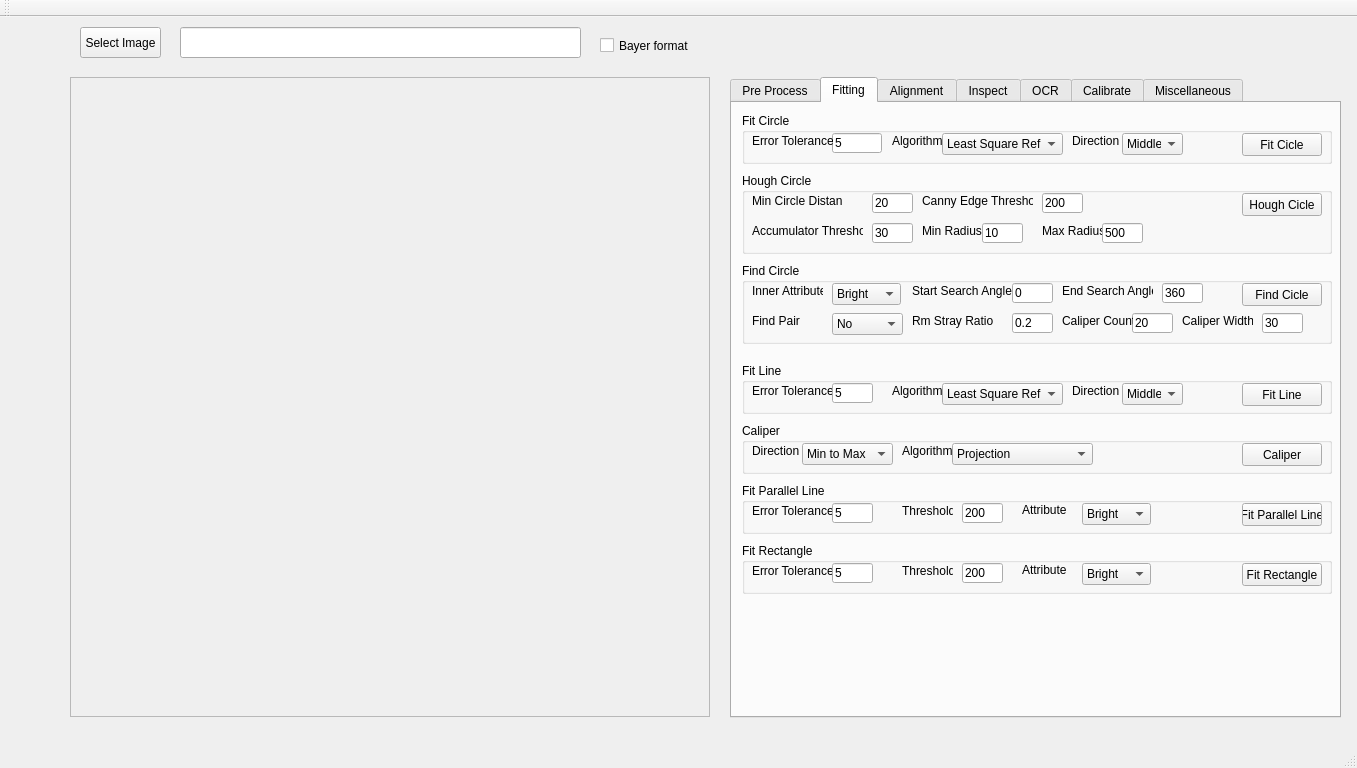
This is VisionWidget/visionwidget.ui in hceng123/VisionLibrary as Qt 5 draws it before an edit. The edited form follows.
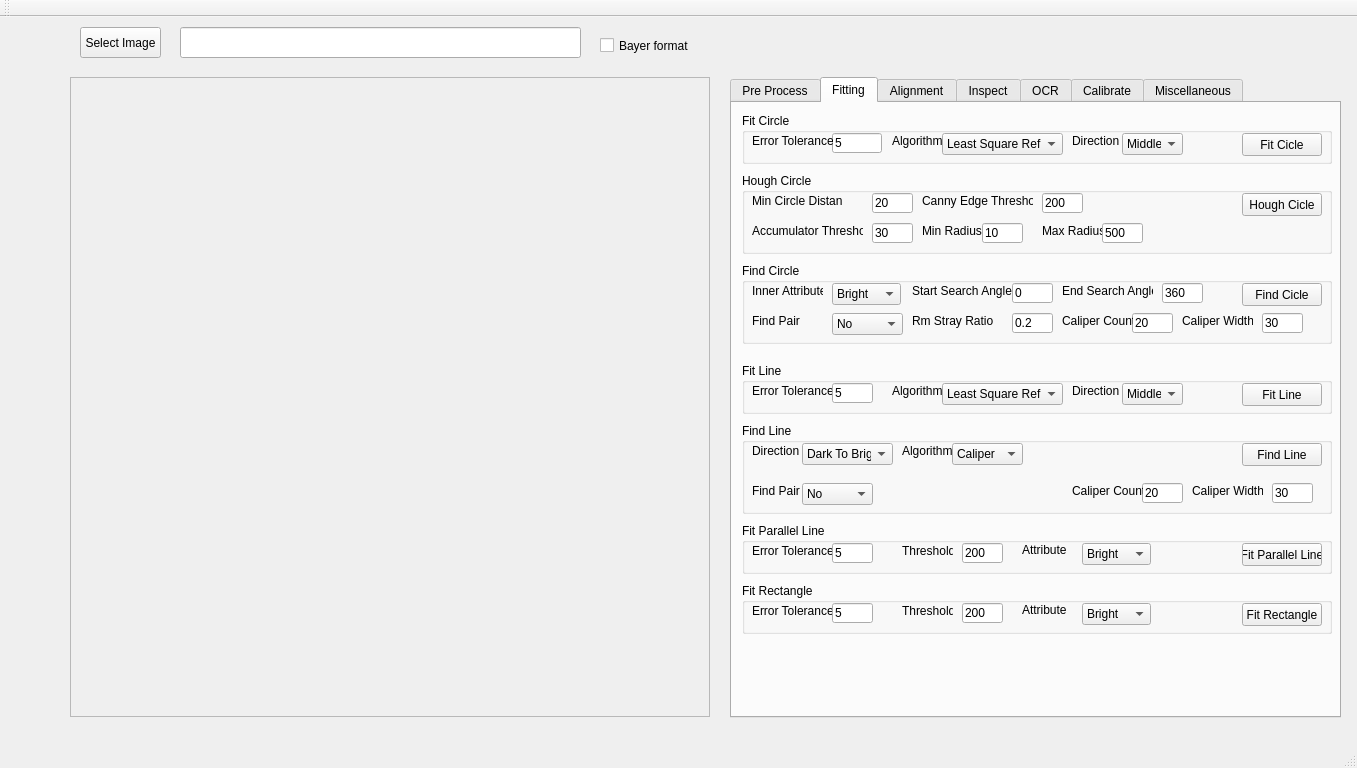
This is the edited form. The open tabs and pages were chosen to show the change. Custom widgets are drawn as their Qt base class.

Commit message:
Change PR_Caliper to PR_FindLine.
Change PR_Caliper to PR_FindLine.

```diff
--- a/VisionWidget/visionwidget.ui
+++ b/VisionWidget/visionwidget.ui
@@ -386,7 +386,7 @@
       <property name="geometry">
        <rect>
         <x>10</x>
-        <y>380</y>
+        <y>420</y>
         <width>590</width>
         <height>51</height>
        </rect>
@@ -503,7 +503,7 @@
       <property name="geometry">
        <rect>
         <x>10</x>
-        <y>440</y>
+        <y>480</y>
         <width>590</width>
         <height>51</height>
        </rect>
@@ -622,11 +622,11 @@
         <x>10</x>
         <y>320</y>
         <width>590</width>
-        <height>51</height>
+        <height>91</height>
        </rect>
       </property>
       <property name="title">
-       <string>Caliper</string>
+       <string>Find Line</string>
       </property>
       <widget class="QPushButton" name="btnCaliper">
        <property name="geometry">
@@ -638,7 +638,7 @@
         </rect>
        </property>
        <property name="text">
-        <string>Caliper</string>
+        <string>Find Line</string>
        </property>
       </widget>
       <widget class="QComboBox" name="comboBoxCaliperDirection">
@@ -655,7 +655,7 @@
        </property>
        <item>
         <property name="text">
-         <string>Min to Max</string>
+         <string>Dark To Bright</string>
         </property>
        </item>
        <item>
@@ -695,12 +695,12 @@
         <rect>
          <x>210</x>
          <y>20</y>
-         <width>141</width>
+         <width>71</width>
          <height>22</height>
         </rect>
        </property>
        <property name="currentIndex">
-        <number>0</number>
+        <number>1</number>
        </property>
        <item>
         <property name="text">
@@ -709,10 +709,104 @@
        </item>
        <item>
         <property name="text">
-         <string>Section Avg Guassian Diff</string>
+         <string>Caliper</string>
         </property>
        </item>
       </widget>
+      <widget class="QLineEdit" name="lineEditFindLineCaliperWidth">
+       <property name="geometry">
+        <rect>
+         <x>530</x>
+         <y>60</y>
+         <width>41</width>
+         <height>20</height>
+        </rect>
+       </property>
+       <property name="inputMethodHints">
+        <set>Qt::ImhDigitsOnly</set>
+       </property>
+       <property name="text">
+        <string>30</string>
+       </property>
+      </widget>
+      <widget class="QLineEdit" name="lineEditFindLineCaliperCount">
+       <property name="geometry">
+        <rect>
+         <x>400</x>
+         <y>60</y>
+         <width>41</width>
+         <height>20</height>
+        </rect>
+       </property>
+       <property name="inputMethodHints">
+        <set>Qt::ImhDigitsOnly</set>
+       </property>
+       <property name="text">
+        <string>20</string>
+       </property>
+      </widget>
+      <widget class="QLabel" name="labelFindLineCaliperCount">
+       <property name="geometry">
+        <rect>
+         <x>330</x>
+         <y>60</y>
+         <width>71</width>
+         <height>16</height>
+        </rect>
+       </property>
+       <property name="text">
+        <string>Caliper Count</string>
+       </property>
+      </widget>
+      <widget class="QLabel" name="labelFindLineCaliperWidth">
+       <property name="geometry">
+        <rect>
+         <x>450</x>
+         <y>60</y>
+         <width>71</width>
+         <height>16</height>
+        </rect>
+       </property>
+       <property name="text">
+        <string>Caliper Width</string>
+       </property>
+      </widget>
+      <widget class="QComboBox" name="comboBoxFindLineFindPair">
+       <property name="geometry">
+        <rect>
+         <x>60</x>
+         <y>60</y>
+         <width>71</width>
+         <height>22</height>
+        </rect>
+       </property>
+       <property name="currentIndex">
+        <number>0</number>
+       </property>
+       <item>
+        <property name="text">
+         <string>No</string>
+        </property>
+       </item>
+       <item>
+        <property name="text">
+         <string>Yes</string>
+        </property>
+       </item>
+      </widget>
+      <widget class="QLabel" name="labeFindLineFindPair">
+       <property name="geometry">
+        <rect>
+         <x>10</x>
+         <y>60</y>
+         <width>51</width>
+         <height>16</height>
+        </rect>
+       </property>
+       <property name="text">
+        <string>Find Pair</string>
+       </property>
+      </widget>
      </widget>
      <widget class="QGroupBox" name="groupBoxHoughCircle">
       <property name="geometry">
```
Left out of the diff: 14 changed lines with no effect on the pictures. The commit also changes 17 other files.
